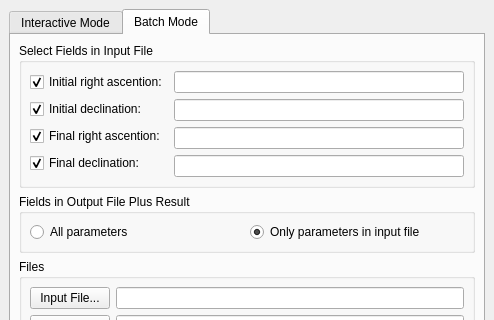
Before: the Qt Designer form kstars/tools/modcalcangdist.ui in KDE/kstars, drawn with Qt 5; both pictures show x 0 to 494 and y 0 to 320 of the 494 by 503 pixel window.
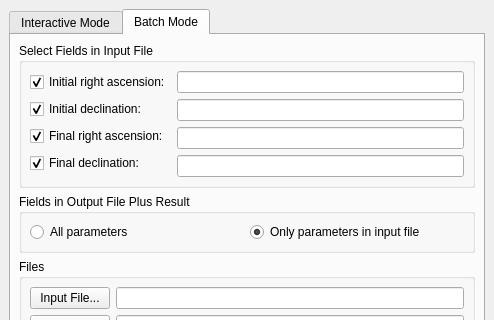
After: the same form once the commit is applied. The open tabs and pages were chosen to show the change. Custom widgets are drawn as their Qt base class.

What changed in the file:
```diff
--- a/kstars/tools/modcalcangdist.ui
+++ b/kstars/tools/modcalcangdist.ui
@@ -366,7 +366,7 @@
             <item>
              <widget class="QCheckBox" name="ra0CheckBatch" >
               <property name="text" >
-               <string>Initial right ascention:</string>
+               <string>Initial right ascension:</string>
               </property>
               <property name="checked" >
                <bool>true</bool>
@@ -386,7 +386,7 @@
             <item>
              <widget class="QCheckBox" name="ra1CheckBatch" >
               <property name="text" >
-               <string>Final right ascention:</string>
+               <string>Final right ascension:</string>
               </property>
               <property name="checked" >
                <bool>true</bool>
```
